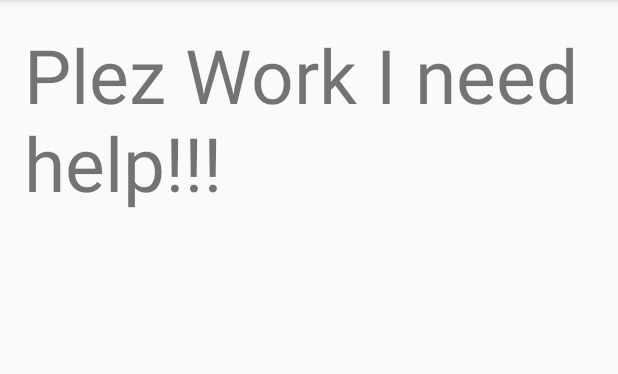
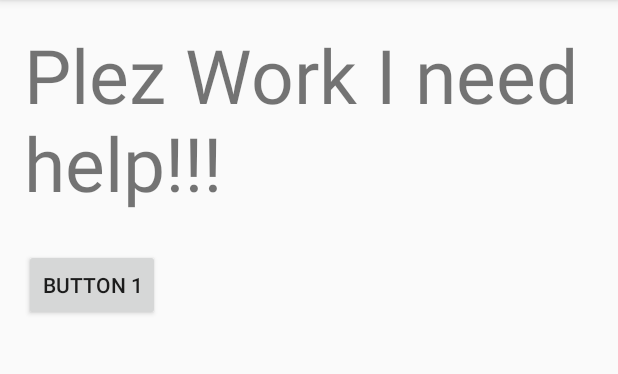
Before and after one commit to AdamHarryDoug/SpaceTrucker, an Android app: the screen it shows after launch (StartMenu), on a phone screen of 412 x 824 dp, the part 84-458 px from its top. Run offline under Robolectric (Android 15) with nearby library versions, the phone set to English and light mode, and no system bars.

Commit message:
Plez Work

```diff
--- a/app/src/main/res/layout/activity_start_menu.xml
+++ b/app/src/main/res/layout/activity_start_menu.xml
@@ -5,9 +5,15 @@
     android:paddingTop="@dimen/activity_vertical_margin"
     android:paddingBottom="@dimen/activity_vertical_margin" tools:context=".StartMenu">
 
-    <TextView android:text="Plez Work I need help!!!"
+    <TextView
+        android:text="Plez Work I need help!!!"
         android:layout_width="wrap_content"
         android:layout_height="wrap_content"
         android:textSize="50sp"/>
+    <Button
+        android:layout_width="wrap_content"
+        android:layout_height="wrap_content"
+        android:text="Button 1"
+        android:layout_marginTop="150dp"/>
 
 </RelativeLayout>
```
